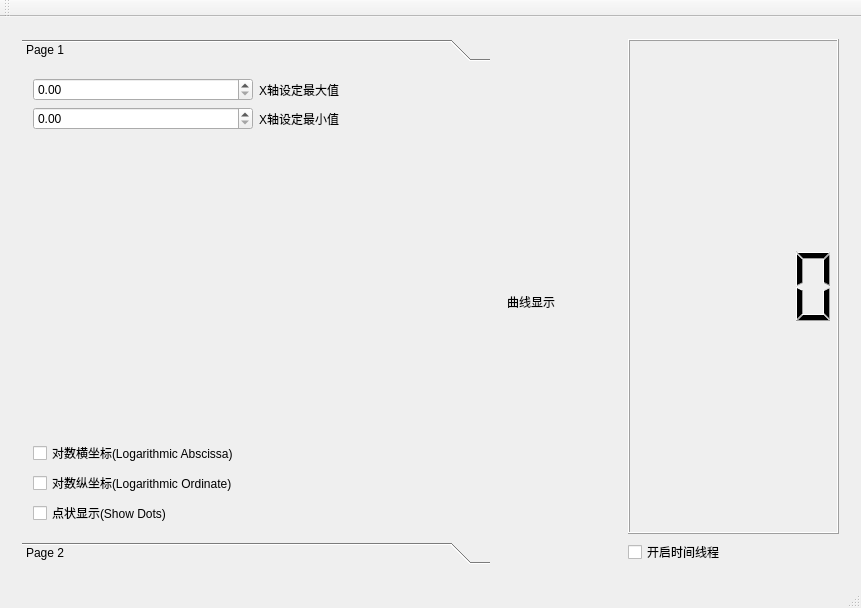
This is Smally/mainwindow.ui in RockPie/Smally as Qt 5 draws it before an edit. The edited form follows.
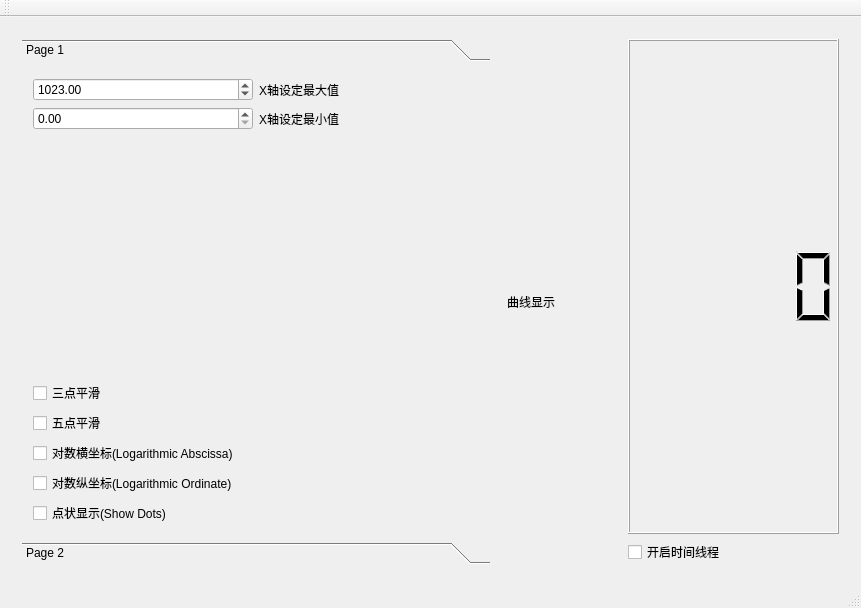
This is the edited form.

What changed in the file:
```diff
--- a/Smally/mainwindow.ui
+++ b/Smally/mainwindow.ui
@@ -47,7 +47,7 @@
             <rect>
              <x>0</x>
              <y>0</y>
-             <width>491</width>
+             <width>495</width>
              <height>457</height>
             </rect>
            </property>
@@ -62,6 +62,9 @@
                 <property name="maximum">
                  <double>10000.000000000000000</double>
                 </property>
+                <property name="value">
+                 <double>1023.000000000000000</double>
+                </property>
                </widget>
               </item>
               <item>
@@ -104,6 +107,28 @@
               </property>
              </spacer>
             </item>
+            <item>
+             <layout class="QHBoxLayout" name="horizontalLayout_6">
+              <item>
+               <widget class="QCheckBox" name="checkBox_2">
+                <property name="text">
+                 <string>三点平滑</string>
+                </property>
+               </widget>
+              </item>
+             </layout>
+            </item>
+            <item>
+             <layout class="QHBoxLayout" name="horizontalLayout_7">
+              <item>
+               <widget class="QCheckBox" name="checkBox">
+                <property name="text">
+                 <string>五点平滑</string>
+                </property>
+               </widget>
+              </item>
+             </layout>
+            </item>
             <item>
              <layout class="QHBoxLayout" name="horizontalLayout_2">
               <item>
```
Left out of the diff: 2 changed lines with no effect on the pictures.
